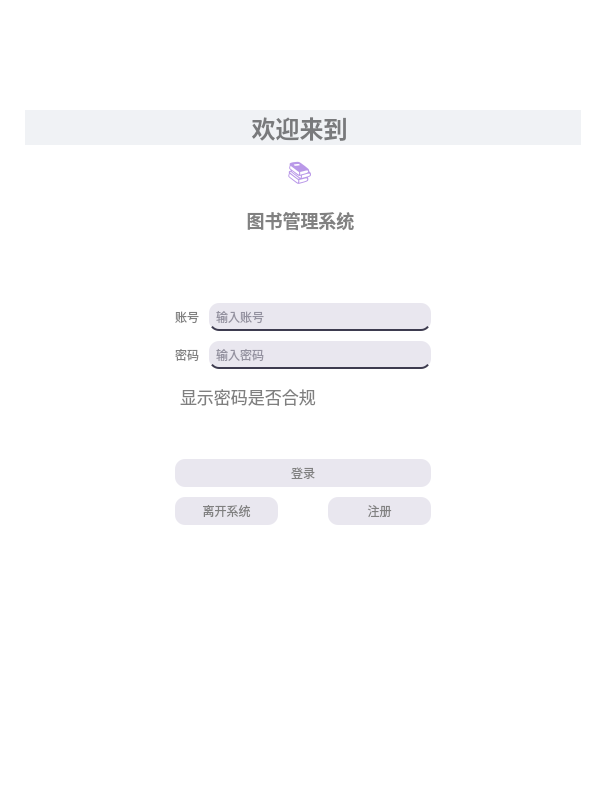
Old version of the form class/图书管理系统3/登录界面完美.ui in the repository QLluck/python.
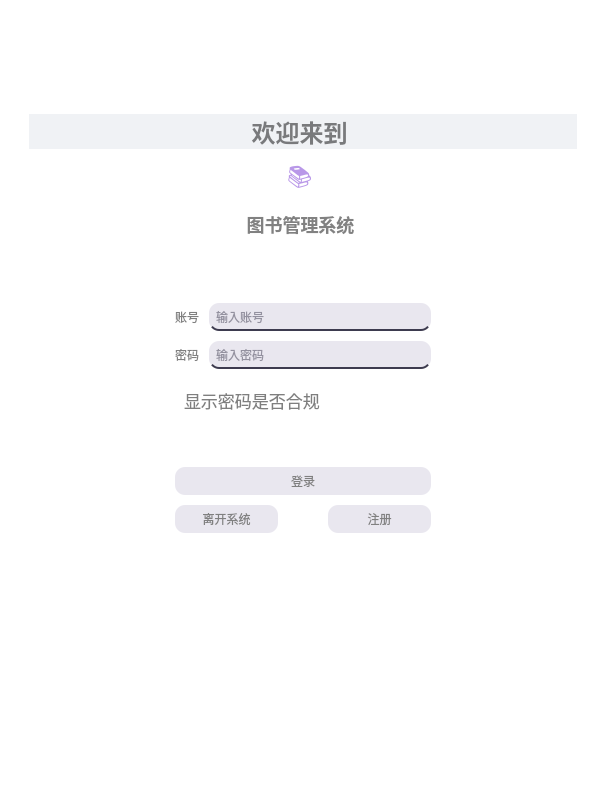
New version of the form.

```diff
--- a/class/图书管理系统3/登录界面完美.ui
+++ b/class/图书管理系统3/登录界面完美.ui
@@ -24,6 +24,13 @@
     background-color: #ffffff;
     color: #808080;
 }
+QTextBrowser {
+    border: none; /* 隐藏边框 */
+    background-color: transparent; /* 背景颜色 */
+    color: #808080; /* 文字颜色 */
+    border-radius: 10px; /* 圆角 */
+    padding: 5px; /* 内边距 */
+}
 QPushButton {
     background-color: #e9e7ef;
     border-radius: 10px;
@@ -298,9 +305,9 @@
 &lt;html&gt;&lt;head&gt;&lt;meta name=&quot;qrichtext&quot; content=&quot;1&quot; /&gt;&lt;style type=&quot;text/css&quot;&gt;
 p, li { white-space: pre-wrap; }
 &lt;/style&gt;&lt;/head&gt;&lt;body style=&quot; font-family:'.AppleSystemUIFont'; font-size:13pt; font-weight:400; font-style:normal;&quot;&gt;
-&lt;h1 align=&quot;center&quot; style=&quot; margin-top:18px; margin-bottom:10px; margin-left:0px; margin-right:0px; -qt-block-indent:0; text-indent:0px; background-color:#f0f2f5;&quot;&gt;&lt;span style=&quot; font-family:'Arial','sans-serif'; font-size:xx-large; font-weight:600; color:rgba(0,0,0,0.498039);&quot;&gt;欢迎来到 &lt;/span&gt;&lt;/h1&gt;
-&lt;p align=&quot;center&quot; style=&quot; margin-top:10px; margin-bottom:10px; margin-left:0px; margin-right:0px; -qt-block-indent:0; text-indent:0px;&quot;&gt;&lt;span style=&quot; font-family:'Arial','sans-serif'; font-size:24px; color:rgba(114,46,209,0.498039);&quot;&gt;📚 &lt;/span&gt;&lt;/p&gt;
-&lt;h2 align=&quot;center&quot; style=&quot; margin-top:0px; margin-bottom:12px; margin-left:0px; margin-right:0px; -qt-block-indent:0; text-indent:0px;&quot;&gt;&lt;span style=&quot; font-family:'Arial','sans-serif'; font-size:x-large; font-weight:600; color:rgba(0,0,0,0.498039);&quot;&gt;图书管理系统 &lt;/span&gt;&lt;/h2&gt;&lt;/body&gt;&lt;/html&gt;</string>
+&lt;h1 align=&quot;center&quot; style=&quot; margin-top:18px; margin-bottom:10px; margin-left:0px; margin-right:0px; -qt-block-indent:0; text-indent:0px; background-color:#f0f2f5;&quot;&gt;&lt;span style=&quot; font-family:'Arial','sans-serif'; font-size:xx-large; font-weight:600; color:rgba(0,0,0,0.494118);&quot;&gt;欢迎来到 &lt;/span&gt;&lt;/h1&gt;
+&lt;p align=&quot;center&quot; style=&quot; margin-top:10px; margin-bottom:10px; margin-left:0px; margin-right:0px; -qt-block-indent:0; text-indent:0px;&quot;&gt;&lt;span style=&quot; font-family:'Arial','sans-serif'; font-size:24px; color:rgba(114,46,209,0.494118);&quot;&gt;📚 &lt;/span&gt;&lt;/p&gt;
+&lt;h2 align=&quot;center&quot; style=&quot; margin-top:0px; margin-bottom:12px; margin-left:0px; margin-right:0px; -qt-block-indent:0; text-indent:0px;&quot;&gt;&lt;span style=&quot; font-family:'Arial','sans-serif'; font-size:x-large; font-weight:600; color:rgba(0,0,0,0.494118);&quot;&gt;图书管理系统 &lt;/span&gt;&lt;/h2&gt;&lt;/body&gt;&lt;/html&gt;</string>
      </property>
     </widget>
    </item>
```
Left out of the diff: 4 changed lines with no effect on the pictures.
